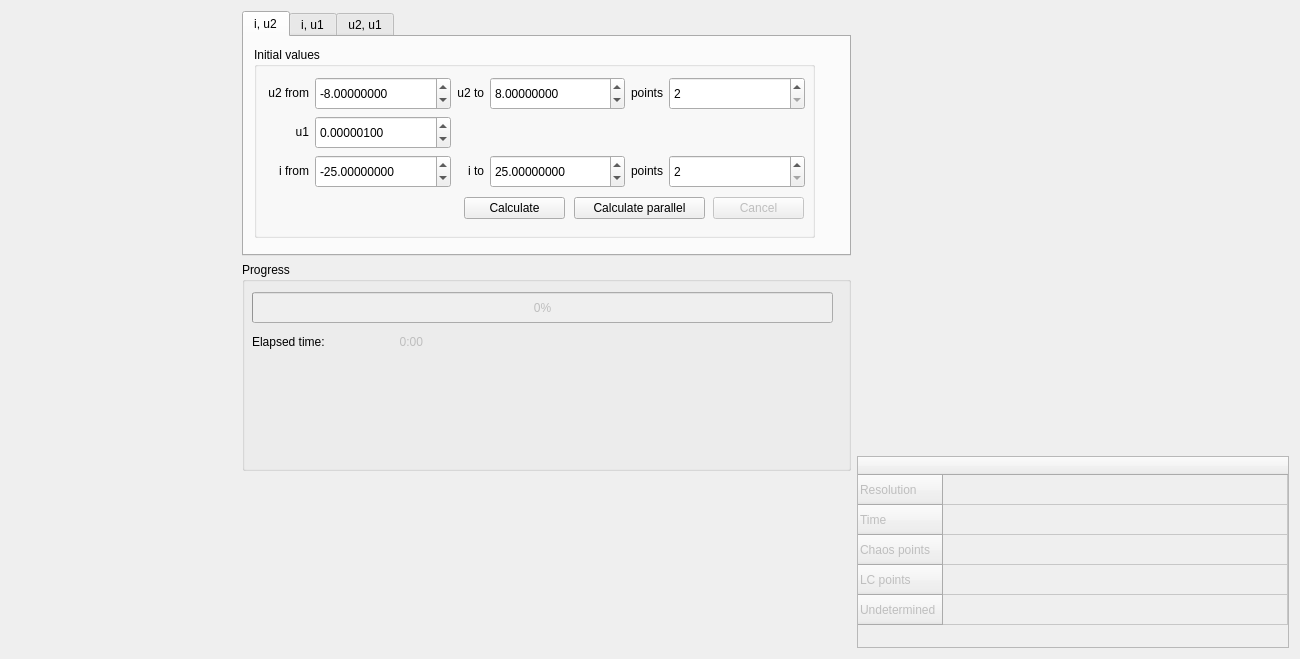
Before: the Qt Designer form widgets/crosssectionwidget.ui in zsolt-racz/chua-trajectory-visualiser, drawn with Qt 5.
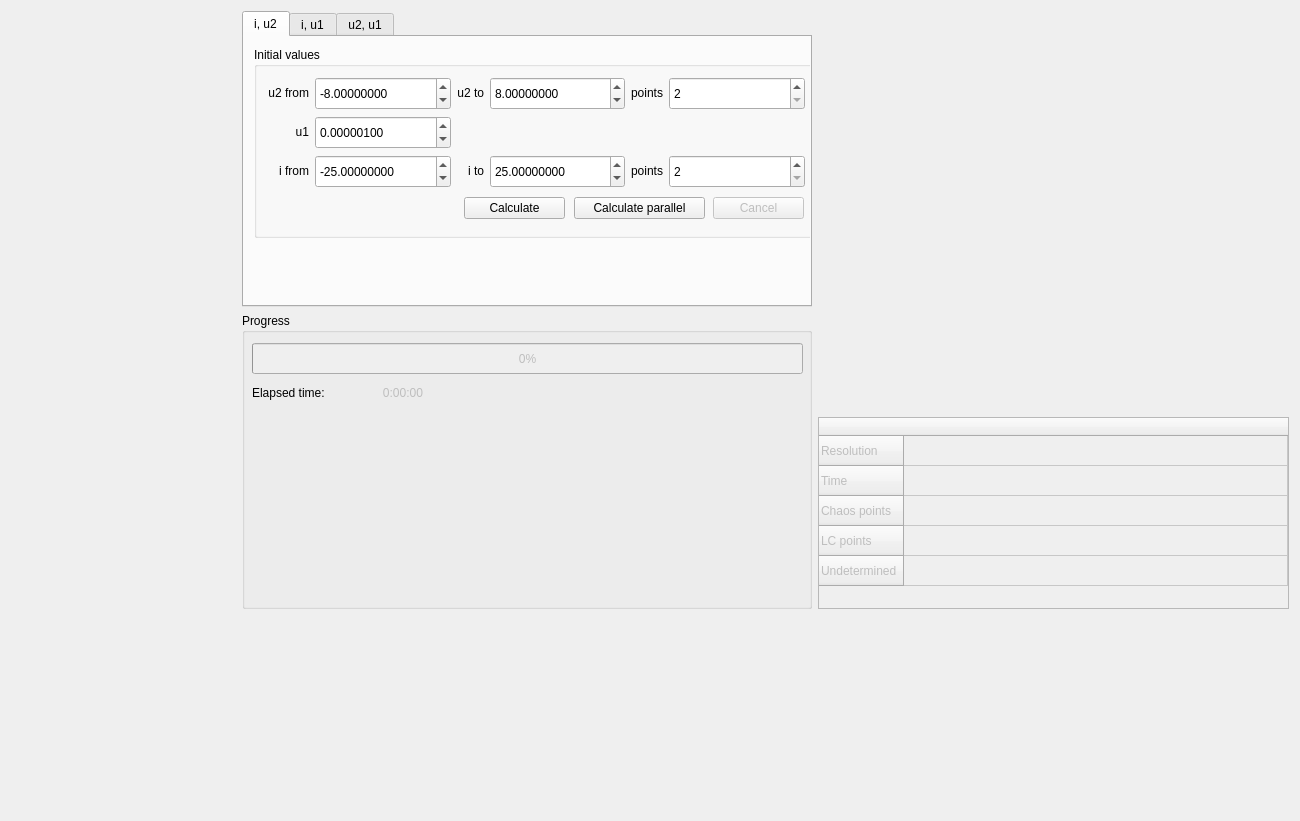
After: the same form once the commit is applied. Custom widgets are drawn as their Qt base class.

What changed in the file:
```diff
--- a/widgets/crosssectionwidget.ui
+++ b/widgets/crosssectionwidget.ui
@@ -7,13 +7,15 @@
     <x>0</x>
     <y>0</y>
     <width>1300</width>
-    <height>659</height>
+    <height>776</height>
    </rect>
   </property>
   <property name="windowTitle">
    <string>Form</string>
   </property>
-  <layout class="QHBoxLayout" name="horizontalLayout_11">
+  <layout class="QVBoxLayout" name="verticalLayout_2">
+   <item>
+    <layout class="QHBoxLayout" name="horizontalLayout">
    <item>
     <layout class="QVBoxLayout" name="verticalLayout_6">
      <item>
@@ -1103,7 +1105,7 @@
              <rect>
               <x>10</x>
               <y>30</y>
-              <width>581</width>
+                <width>551</width>
               <height>31</height>
              </rect>
             </property>
@@ -1124,7 +1126,7 @@
              </rect>
             </property>
             <property name="text">
-             <string>&lt;html&gt;&lt;head/&gt;&lt;body&gt;&lt;p align=&quot;right&quot;&gt;0:00&lt;/p&gt;&lt;/body&gt;&lt;/html&gt;</string>
+               <string>&lt;html&gt;&lt;head/&gt;&lt;body&gt;&lt;p align=&quot;right&quot;&gt;0:00:00&lt;/p&gt;&lt;/body&gt;&lt;/html&gt;</string>
             </property>
            </widget>
            <widget class="QLabel" name="label">
@@ -1146,24 +1148,10 @@
        </item>
       </layout>
      </item>
-     <item>
-      <layout class="QVBoxLayout" name="verticalLayout_7">
-       <item>
-        <widget class="TestInputWidget" name="test" native="true">
-         <property name="minimumSize">
-          <size>
-           <width>840</width>
-           <height>100</height>
-          </size>
-         </property>
-        </widget>
-       </item>
       </layout>
      </item>
-    </layout>
-   </item>
    <item>
-    <layout class="QVBoxLayout" name="verticalLayout">
+      <layout class="QVBoxLayout" name="verticalLayout" stretch="0,0">
      <item>
       <widget class="QCustomPlot" name="plot_cut" native="true">
        <property name="sizePolicy">
@@ -1189,7 +1177,7 @@
         <bool>false</bool>
        </property>
        <property name="sizePolicy">
-        <sizepolicy hsizetype="Minimum" vsizetype="Preferred">
+          <sizepolicy hsizetype="Minimum" vsizetype="Minimum">
          <horstretch>0</horstretch>
          <verstretch>0</verstretch>
         </sizepolicy>
@@ -1244,6 +1232,28 @@
     </layout>
    </item>
   </layout>
+   </item>
+   <item>
+    <layout class="QVBoxLayout" name="verticalLayout_7">
+     <item>
+      <widget class="TestInputWidget" name="test" native="true">
+       <property name="sizePolicy">
+        <sizepolicy hsizetype="Preferred" vsizetype="Preferred">
+         <horstretch>0</horstretch>
+         <verstretch>1</verstretch>
+        </sizepolicy>
+       </property>
+       <property name="minimumSize">
+        <size>
+         <width>0</width>
+         <height>195</height>
+        </size>
+       </property>
+      </widget>
+     </item>
+    </layout>
+   </item>
+  </layout>
  </widget>
  <customwidgets>
   <customwidget>
@@ -1252,6 +1262,11 @@
    <header>qcustomplot/qcustomplot.h</header>
    <container>1</container>
   </customwidget>
+  <customwidget>
+   <class>CustomSpinBox</class>
+   <extends>QSpinBox</extends>
+   <header>widgets/customspinbox.h</header>
+  </customwidget>
   <customwidget>
    <class>CustomDoubleSpinBox</class>
    <extends>QDoubleSpinBox</extends>
@@ -1263,11 +1278,6 @@
    <header>widgets/circuitparameterswidget.h</header>
    <container>1</container>
   </customwidget>
-  <customwidget>
-   <class>CustomSpinBox</class>
-   <extends>QSpinBox</extends>
-   <header>widgets/customspinbox.h</header>
-  </customwidget>
   <customwidget>
    <class>TestInputWidget</class>
    <extends>QWidget</extends>
```
Left out of the diff: 34 changed lines with no effect on the pictures. Lines whose indentation alone changed are shown as unchanged.
